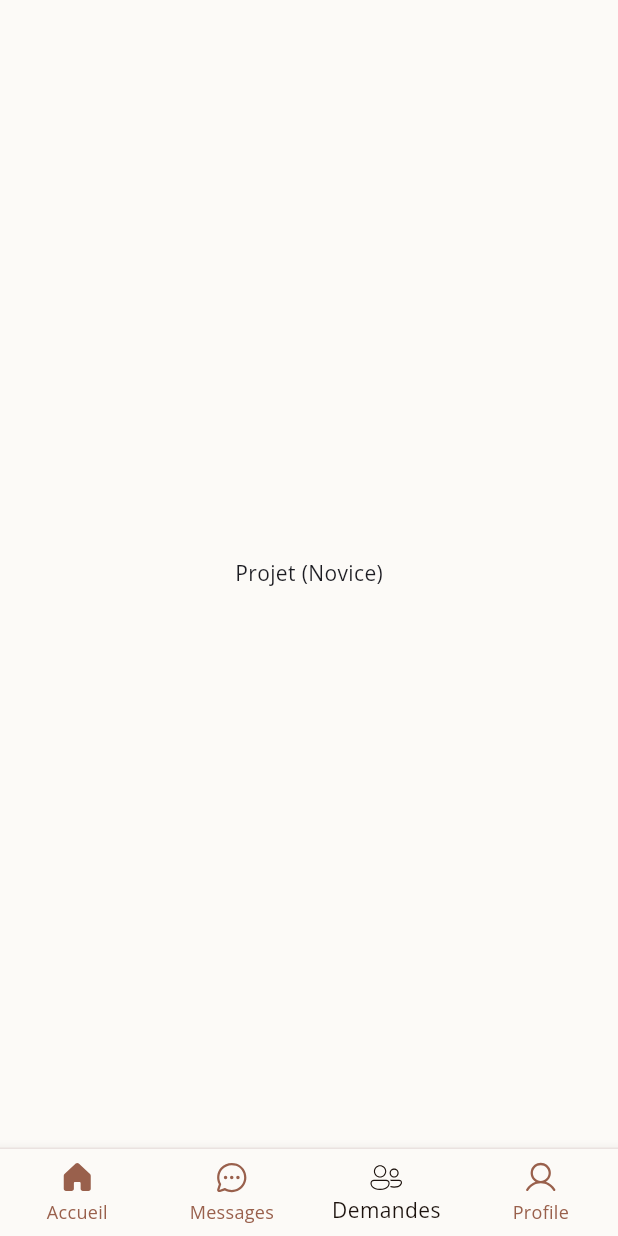
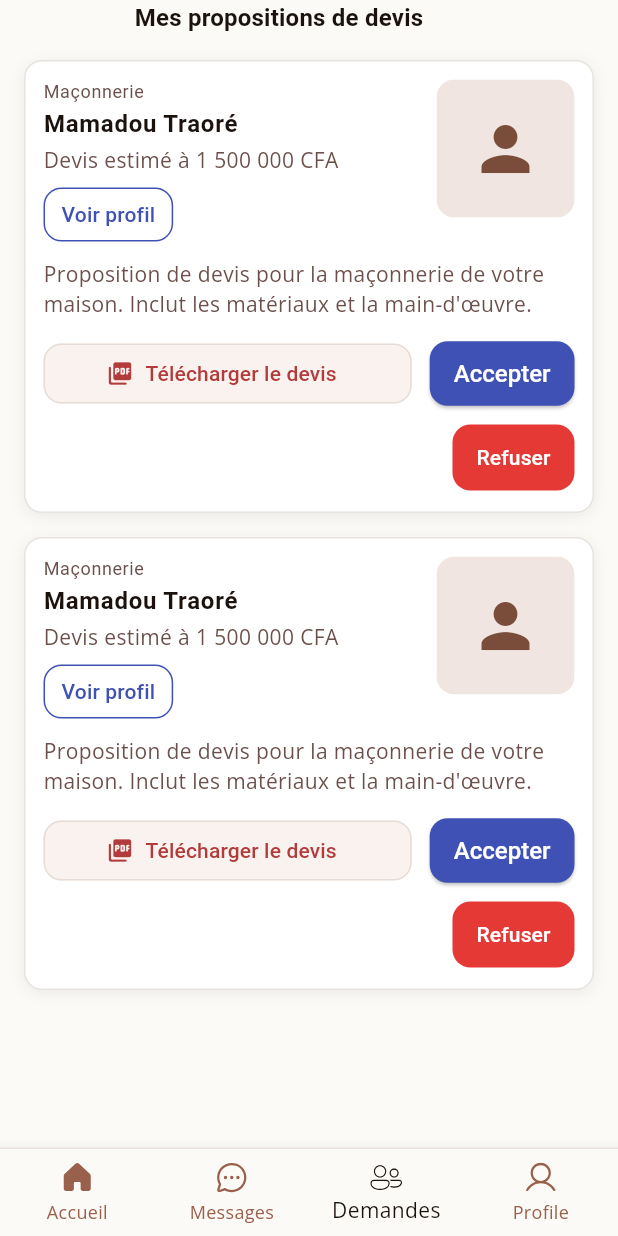
Before and after one commit to BoubouToure223/Ngaso_frontend-, a Flutter app: the screen it shows after launch, item 3 of the bottom bar chosen, on a phone screen of 412 x 824 dp. Run offline on Flutter 3.47's test engine with Material 3 defaults, Android fonts, the phone set to English and light mode, and no system bars; our stand-ins replace file_picker, flutter_svg, go_router, google_fonts.

Commit message:
Ajout de la page des etapes

```diff
--- a/lib/core/router/app_router.dart
+++ b/lib/core/router/app_router.dart
@@ -23,13 +23,14 @@ import 'package:myapp/features/pro/screens/change_password_page.dart';
 import 'package:myapp/features/pro/screens/service_requests_page.dart';
 import 'package:myapp/features/novice/screens/home_page.dart';
 import 'package:myapp/features/novice/screens/messages_page.dart';
-import 'package:myapp/features/novice/screens/projects_page.dart';
 import 'package:myapp/features/novice/screens/profile_page.dart';
 import 'package:myapp/features/novice/screens/chat_page.dart';
 import 'package:myapp/features/novice/screens/change_password_page.dart';
 import 'package:myapp/features/novice/screens/notifications_page.dart';
 import 'package:myapp/features/novice/screens/guide_permis_page.dart';
 import 'package:myapp/features/novice/screens/project_create_page.dart';
+import 'package:myapp/features/novice/screens/demand_page.dart';
+import 'package:myapp/features/novice/screens/steps_page.dart';
 import 'package:flutter_svg/flutter_svg.dart';
 
 // Fonction utilitaire pour le SVG (avec placeholder discret)
@@ -192,7 +193,7 @@ final GoRouter router = GoRouter(
         final noviceTabs = [
           NavTab('/Novice/home', 'Accueil', createSvgIcon('assets/icons/home_icon.svg')),
           NavTab('/Novice/messages', 'Messages', createSvgIcon('assets/icons/message_icon.svg')),
-          NavTab('/Novice/projet', 'Demandes', createSvgIcon('assets/icons/demande_icon.svg')),
+          NavTab('/Novice/demand', 'Demandes', createSvgIcon('assets/icons/demande_icon.svg')),
           NavTab('/Novice/profil', 'Profile', createSvgIcon('assets/icons/profile_icon.svg')),
         ];
         return AppShell(tabs: noviceTabs, child: child);
@@ -211,12 +212,6 @@ final GoRouter router = GoRouter(
           },
         ),
         GoRoute(
-          path: '/Novice/projet',
-          builder: (BuildContext context, GoRouterState state) {
-            return const NoviceProjectsPage();
-          },
-        ),
-        GoRoute(
           path: '/Novice/profil',
           builder: (BuildContext context, GoRouterState state) {
             return const NoviceProfilePage();
@@ -232,6 +227,18 @@ final GoRouter router = GoRouter(
           path: '/Novice/project-create',
           builder: (BuildContext context, GoRouterState state) {
             return const NoviceProjectCreatePage();
+          },
+        ),
+        GoRoute(
+          path: '/Novice/demand',
+          builder: (BuildContext context, GoRouterState state) {
+            return const DemandPage();
+          },
+        ),
+        GoRoute(
+          path: '/Novice/steps',
+          builder: (BuildContext context, GoRouterState state) {
+            return const NoviceStepsPage();
           },
         ),
         GoRoute(
--- /dev/null
+++ b/lib/features/novice/screens/demand_page.dart
@@ -0,0 +1,216 @@
+import 'package:flutter/material.dart';
+import 'package:go_router/go_router.dart';
+
+class DemandPage extends StatelessWidget {
+  const DemandPage({super.key});
+
+  @override
+  Widget build(BuildContext context) {
+    final theme = Theme.of(context);
+    final items = _mockDemands;
+    return Scaffold(
+      backgroundColor: const Color(0xFFFCFAF7),
+      appBar: PreferredSize(
+        preferredSize: const Size.fromHeight(56),
+        child: SafeArea(
+          bottom: false,
+          child: Row(
+            children: [
+
+              Expanded(
+                child: Text(
+                  'Mes propositions de devis',
+                  textAlign: TextAlign.center,
+                  style: theme.textTheme.titleMedium?.copyWith(
+                    color: const Color(0xFF1C120D),
+                    fontWeight: FontWeight.w700,
+                  ),
+                ),
+              ),
+              const SizedBox(width: 40),
+            ],
+          ),
+        ),
+      ),
+      body: ListView.separated(
+        padding: const EdgeInsets.all(16),
+        itemCount: items.length,
+        separatorBuilder: (_, __) => const SizedBox(height: 16),
+        itemBuilder: (context, i) => _DemandCard(data: items[i]),
+      ),
+    );
+  }
+}
+
+class _DemandCard extends StatelessWidget {
+  final _Demand data;
+  const _DemandCard({required this.data});
+
+  @override
+  Widget build(BuildContext context) {
+    final theme = Theme.of(context);
+    return Container(
+      decoration: BoxDecoration(
+        color: Colors.white,
+        borderRadius: BorderRadius.circular(12),
+        border: Border.all(color: const Color(0xFFE7E3DF)),
+        boxShadow: const [
+          BoxShadow(color: Color(0x11000000), blurRadius: 8, offset: Offset(0, 2)),
+        ],
+      ),
+      padding: const EdgeInsets.all(12),
+      child: Column(
+        crossAxisAlignment: CrossAxisAlignment.start,
+        children: [
+          Row(
+            crossAxisAlignment: CrossAxisAlignment.start,
+            children: [
+              Expanded(
+                child: Column(
+                  crossAxisAlignment: CrossAxisAlignment.start,
+                  children: [
+                    Text(
+                      data.category,
+                      style: theme.textTheme.bodySmall?.copyWith(color: const Color(0xFF6B4F4A)),
+                    ),
+                    const SizedBox(height: 2),
+                    Text(
+                      data.proName,
+                      style: theme.textTheme.bodyLarge?.copyWith(
+                        color: const Color(0xFF1C120D),
+                        fontWeight: FontWeight.w700,
+                      ),
+                    ),
+                    const SizedBox(height: 2),
+                    Text(
+                      'Devis estimé à ${data.price}',
+                      style: theme.textTheme.bodyMedium?.copyWith(color: const Color(0xFF6B4F4A)),
+                    ),
+                    const SizedBox(height: 8),
+                    SizedBox(
+                      height: 36,
+                      child: OutlinedButton(
+                        style: OutlinedButton.styleFrom(
+                          side: const BorderSide(color: Color(0xFF3F51B5)),
+                          foregroundColor: const Color(0xFF3F51B5),
+                          shape: RoundedRectangleBorder(borderRadius: BorderRadius.circular(12)),
+                          padding: const EdgeInsets.symmetric(horizontal: 12),
+                        ),
+                        onPressed: () {
+                          ScaffoldMessenger.of(context).showSnackBar(
+                            SnackBar(content: Text('Voir profil: ${data.proName}')),
+                          );
+                        },
+                        child: const Text('Voir profil'),
+                      ),
+                    ),
+                  ],
+                ),
+              ),
+              const SizedBox(width: 12),
+              ClipRRect(
+                borderRadius: BorderRadius.circular(12),
+                child: Container(
+                  width: 92,
+                  height: 92,
+                  color: const Color(0xFFF0E5E1),
+                  child: const Icon(Icons.person, size: 48, color: Color(0xFF7A4C3A)),
+                ),
+              ),
+            ],
+          ),
+          const SizedBox(height: 12),
+          Text(
+            data.description,
+            style: theme.textTheme.bodyMedium?.copyWith(color: const Color(0xFF6B4F4A)),
+          ),
+          const SizedBox(height: 12),
+          Row(
+            children: [
+              Expanded(
+                child: OutlinedButton.icon(
+                  style: OutlinedButton.styleFrom(
+                    foregroundColor: const Color(0xFFB23B3B),
+                    side: const BorderSide(color: Color(0xFFE7DCD5)),
+                    backgroundColor: const Color(0xFFFAF2EE),
+                    shape: RoundedRectangleBorder(borderRadius: BorderRadius.circular(12)),
+                  ),
+                  onPressed: () {
+                    ScaffoldMessenger.of(context).showSnackBar(
+                      SnackBar(content: Text('Téléchargement du devis: ${data.proName}')),
+                    );
+                  },
+                  icon: const Icon(Icons.picture_as_pdf_rounded),
+                  label: const Text('Télécharger le devis'),
+                ),
+              ),
+              const SizedBox(width: 12),
+              ElevatedButton(
+                style: ElevatedButton.styleFrom(
+                  backgroundColor: const Color(0xFF3F51B5),
+                  foregroundColor: Colors.white,
+                  shape: RoundedRectangleBorder(borderRadius: BorderRadius.circular(12)),
+                  padding: const EdgeInsets.symmetric(horizontal: 16, vertical: 12),
+                ),
+                onPressed: () {
+                  ScaffoldMessenger.of(context).showSnackBar(
+                    SnackBar(content: Text('Proposition acceptée: ${data.proName}')),
+                  );
+                },
+                child: const Text('Accepter'),
+              ),
+            ],
+          ),
+          const SizedBox(height: 8),
+          Align(
+            alignment: Alignment.centerRight,
+            child: OutlinedButton(
+              style: OutlinedButton.styleFrom(
+                foregroundColor: Colors.white,
+                backgroundColor: const Color(0xFFE53935),
+                side: BorderSide.none,
+                shape: RoundedRectangleBorder(borderRadius: BorderRadius.circular(12)),
+                padding: const EdgeInsets.symmetric(horizontal: 16, vertical: 12),
+              ),
+              onPressed: () {
+                ScaffoldMessenger.of(context).showSnackBar(
+                  SnackBar(content: Text('Proposition refusée: ${data.proName}')),
+                );
+              },
+              child: const Text('Refuser'),
+            ),
+          ),
+        ],
+      ),
+    );
+  }
+}
+
+class _Demand {
+  final String category;
+  final String proName;
+  final String price;
+  final String description;
+
+  const _Demand({
+    required this.category,
+    required this.proName,
+    required this.price,
+    required this.description,
+  });
+}
+
+const _mockDemands = <_Demand>[
+  _Demand(
+    category: 'Maçonnerie',
+    proName: 'Mamadou Traoré',
+    price: '1 500 000 CFA',
+    description: "Proposition de devis pour la maçonnerie de votre maison. Inclut les matériaux et la main-d'œuvre.",
+  ),
+  _Demand(
+    category: 'Maçonnerie',
+    proName: 'Mamadou Traoré',
+    price: '1 500 000 CFA',
+    description: "Proposition de devis pour la maçonnerie de votre maison. Inclut les matériaux et la main-d'œuvre.",
+  ),
+];
--- a/lib/features/novice/screens/home_page.dart
+++ b/lib/features/novice/screens/home_page.dart
@@ -158,14 +158,7 @@ class NoviceHomePage extends StatelessWidget {
                                   ),
                                 ),
                                 onPressed: () {
-                                  ScaffoldMessenger.of(context).showSnackBar(
-                                    const SnackBar(
-                                      content: Text(
-                                        'Ouverture des étapes du projet…',
-                                      ),
-                                    ),
-                                  );
-                                  context.go('/Novice/projet');
+                                  context.push('/Novice/steps');
                                 },
                                 child: const Text('Voir les étapes'),
                               ),
--- a/lib/features/novice/screens/projects_page.dart
+++ /dev/null
@@ -1,11 +0,0 @@
-import 'package:flutter/material.dart';
-class NoviceProjectsPage extends StatelessWidget {
-  const NoviceProjectsPage({super.key});
-
-  @override
-  Widget build(BuildContext context) {
-    return const Scaffold(
-      body: Center(child: Text('Projet (Novice)')), // placeholder
-    );
-  }
-}
```
Also changed, not shown: lib/features/novice/screens/steps_page.dart (added, +160 -0 lines).
